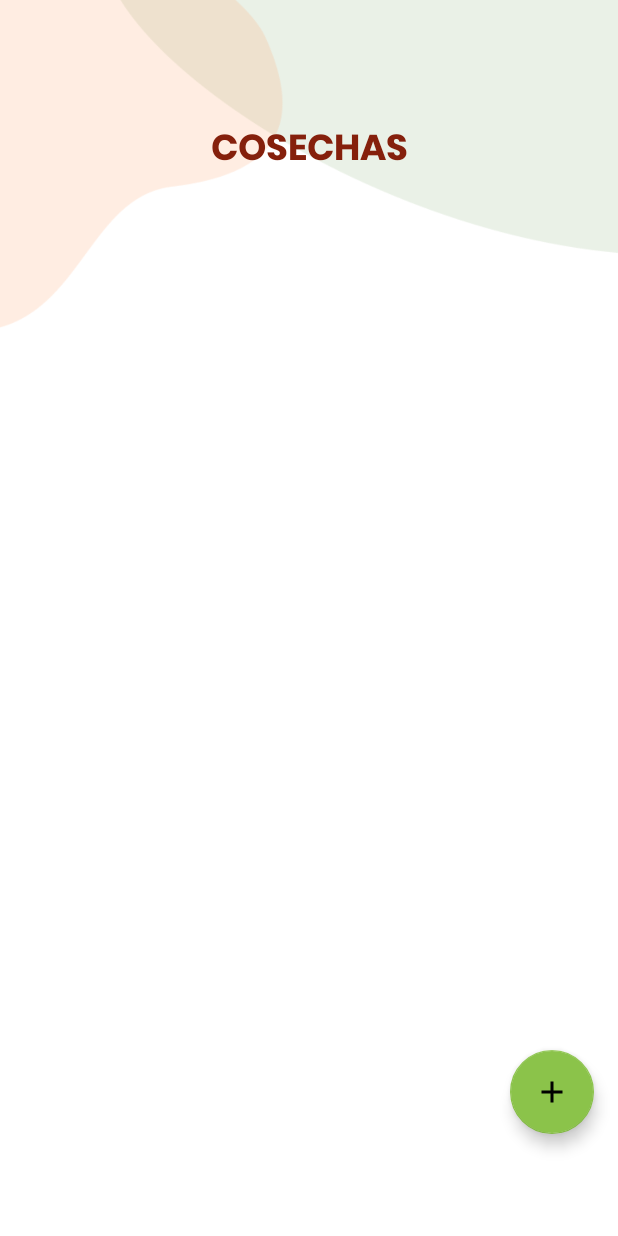
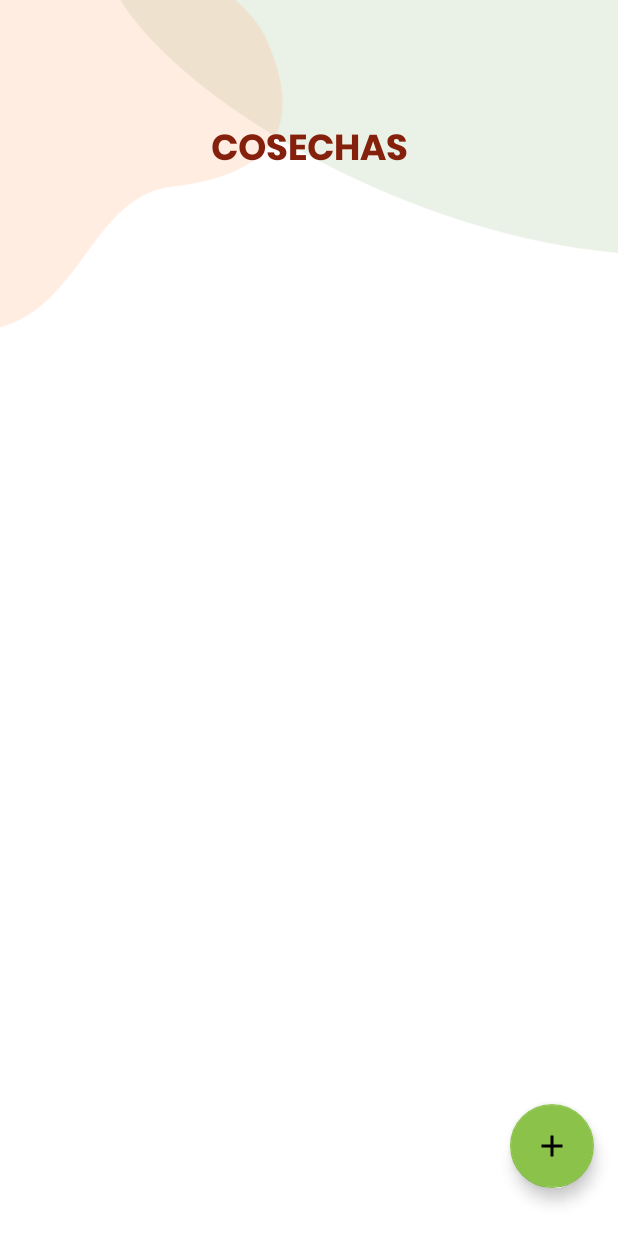
Before and after one commit to JhonSaldarriaga/CoffeeTec-Android, an Android app: the fragment HarvestFragment shown on its own in the app's theme, on a phone screen of 412 x 824 dp. Run offline under Robolectric (Android 15) with nearby library versions, the phone set to English and light mode, and no system bars; our stand-ins replace Firebase (no records; nobody signed in at launch, a user with empty details on screens opened directly).

Commit message:
fix on principal fragments

```diff
--- a/app/src/main/res/layout/fragment_harvest.xml
+++ b/app/src/main/res/layout/fragment_harvest.xml
@@ -52,13 +52,13 @@
             android:id="@+id/addHarvest"
             android:layout_width="wrap_content"
             android:layout_height="wrap_content"
-            android:layout_marginTop="16dp"
+            android:layout_marginBottom="32dp"
             android:background="#8BC34A"
             android:clickable="true"
             android:src="@drawable/ic_baseline_add_24"
             app:backgroundTint="#8BC34A"
-            app:layout_constraintEnd_toEndOf="@+id/harvestsRecycler"
-            app:layout_constraintTop_toBottomOf="@+id/harvestsRecycler" />
+            app:layout_constraintBottom_toBottomOf="parent"
+            app:layout_constraintEnd_toEndOf="@+id/harvestsRecycler" />
 
         <androidx.recyclerview.widget.RecyclerView
             android:id="@+id/harvestsRecycler"
@@ -67,8 +67,8 @@
             android:layout_marginStart="16dp"
             android:layout_marginTop="16dp"
             android:layout_marginEnd="16dp"
-            android:layout_marginBottom="140dp"
-            app:layout_constraintBottom_toBottomOf="parent"
+            android:layout_marginBottom="32dp"
+            app:layout_constraintBottom_toTopOf="@+id/addHarvest"
             app:layout_constraintEnd_toEndOf="parent"
             app:layout_constraintStart_toStartOf="parent"
             app:layout_constraintTop_toBottomOf="@+id/tree_title" />
```
Also changed, not shown: app/src/main/res/layout/fragment_sensors_dashboard.xml (+4 -4 lines), app/src/main/res/layout/fragment_trees.xml (+5 -5 lines).
